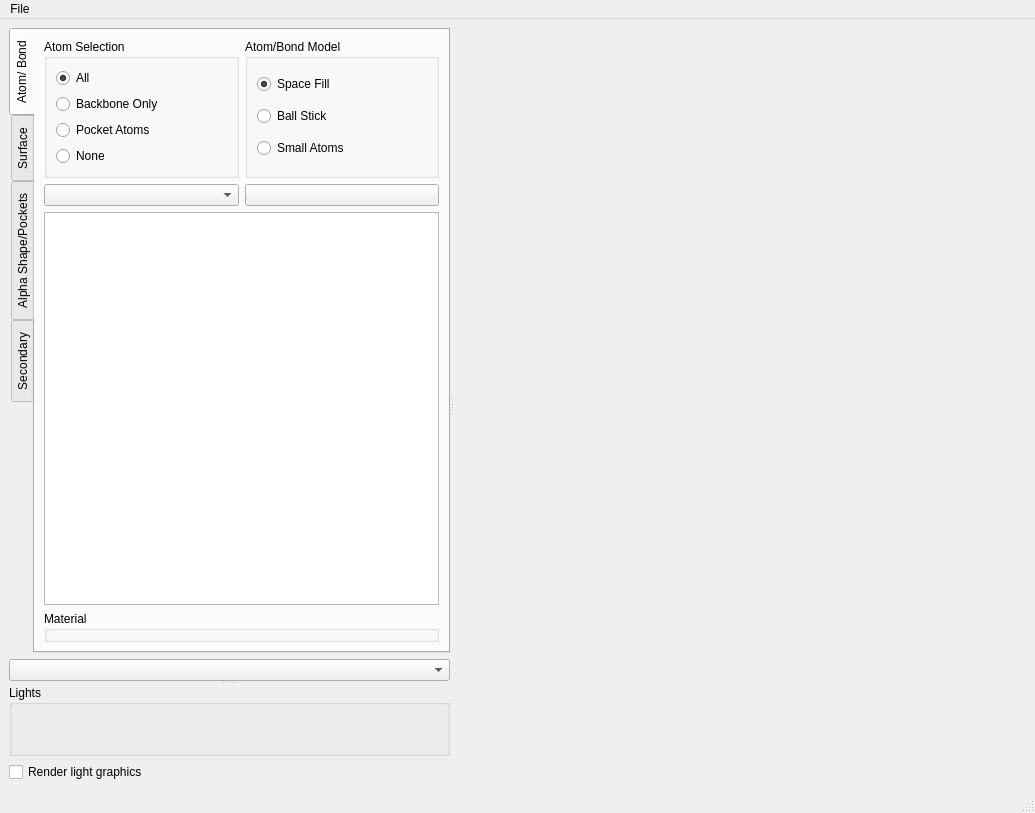
Old version of the form pv_app/forms/mainwindow.ui in the repository nithins/proteinvis.
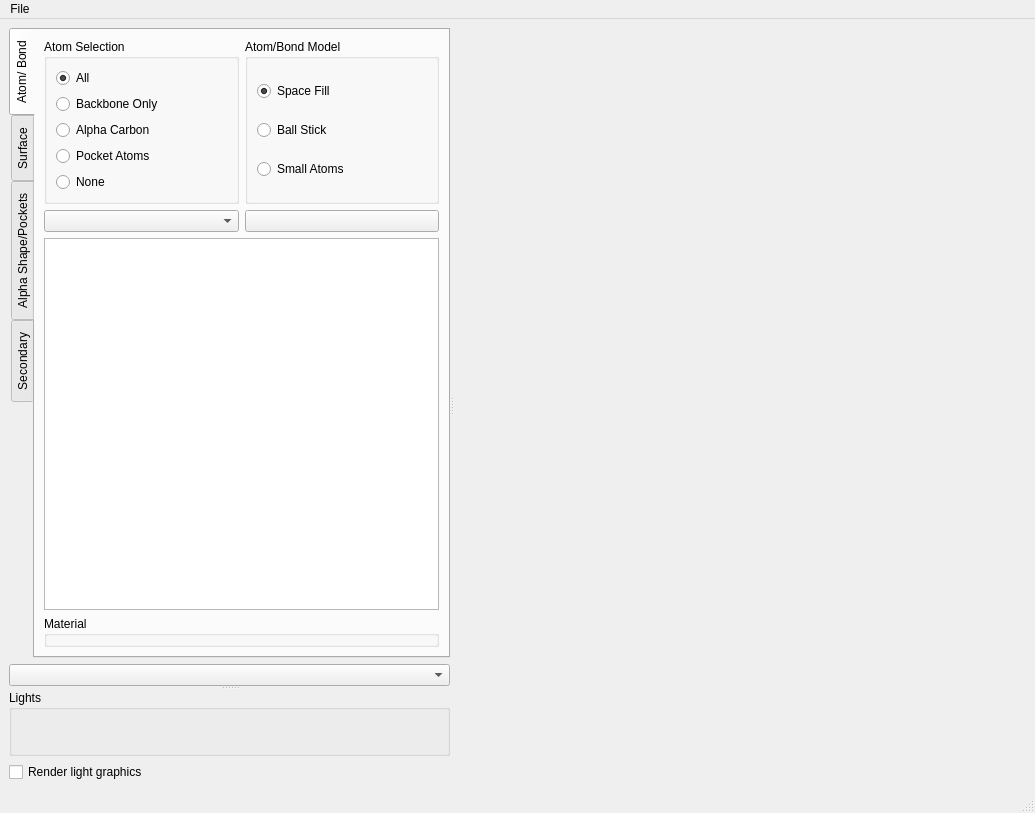
New version of the form. The open tabs and pages were chosen to show the change. Icons and pictures are not drawn. Custom widgets are drawn as their Qt base class.

Commit message: calpha rendering mode

```diff
--- a/pv_app/forms/mainwindow.ui
+++ b/pv_app/forms/mainwindow.ui
@@ -114,6 +114,16 @@
                  </widget>
                 </item>
                 <item row="2" column="0">
+                 <widget class="QRadioButton" name="calpha_rendermode_radioButton">
+                  <property name="enabled">
+                   <bool>true</bool>
+                  </property>
+                  <property name="text">
+                   <string>Alpha Carbon</string>
+                  </property>
+                 </widget>
+                </item>
+                <item row="3" column="0">
                  <widget class="QRadioButton" name="pocatoms_rendermode_radioButton">
                   <property name="enabled">
                    <bool>true</bool>
@@ -123,7 +133,7 @@
                   </property>
                  </widget>
                 </item>
-                <item row="3" column="0">
+                <item row="4" column="0">
                  <widget class="QRadioButton" name="none_rendermode_radioButton">
                   <property name="text">
                    <string>None</string>
```
Left out of the diff: 4 changed lines with no effect on the pictures. The commit also changes 6 other files.
